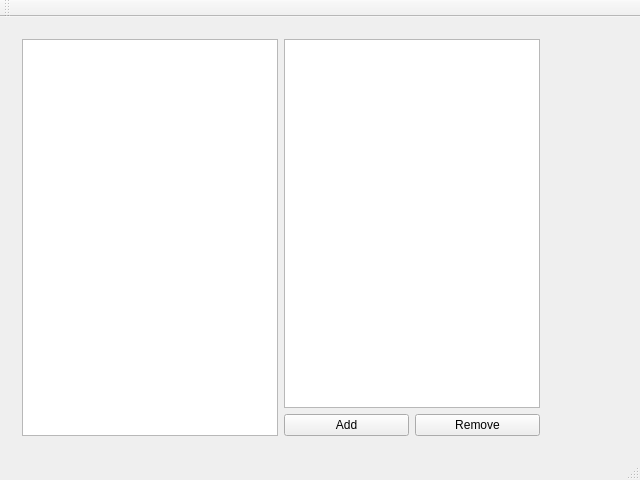
Qt form gui/mainwindow.ui (JamesGecko/Lyrical) before a commit.
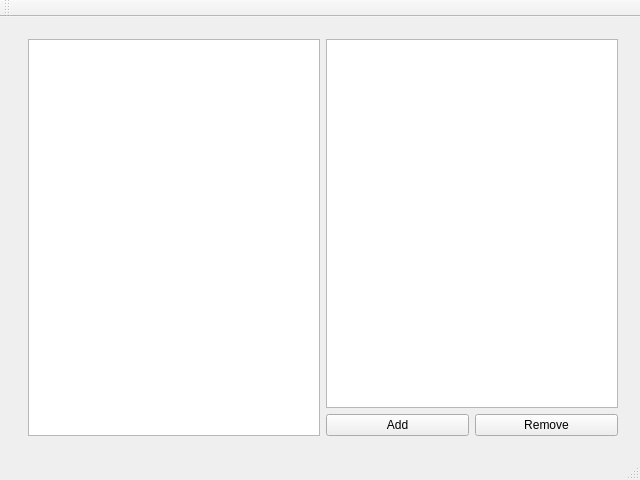
The same form after that commit.

Commit message: Stubbing out things

```diff
--- a/gui/mainwindow.ui
+++ b/gui/mainwindow.ui
@@ -30,7 +30,7 @@
     <property name="fieldGrowthPolicy">
      <enum>QFormLayout::AllNonFixedFieldsGrow</enum>
     </property>
-    <item row="0" column="0">
+    <item row="0" column="1">
      <widget class="QFrame" name="horizontalFrame">
       <property name="sizePolicy">
        <sizepolicy hsizetype="Expanding" vsizetype="Expanding">
```
The commit also changes 2 other files.
